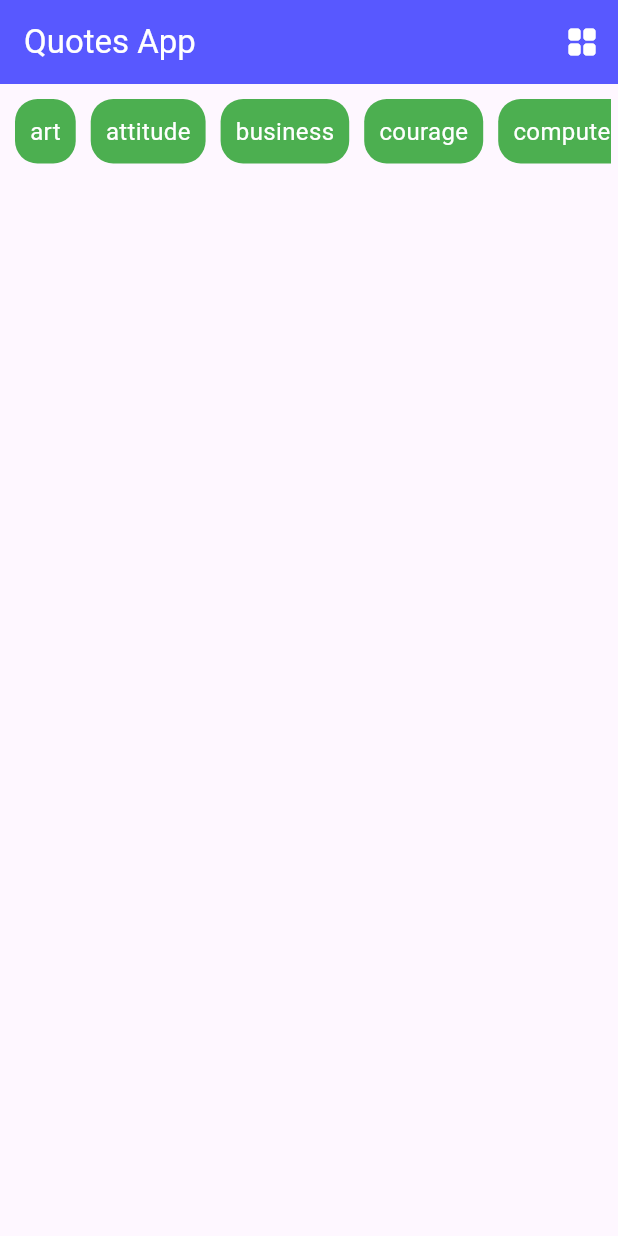
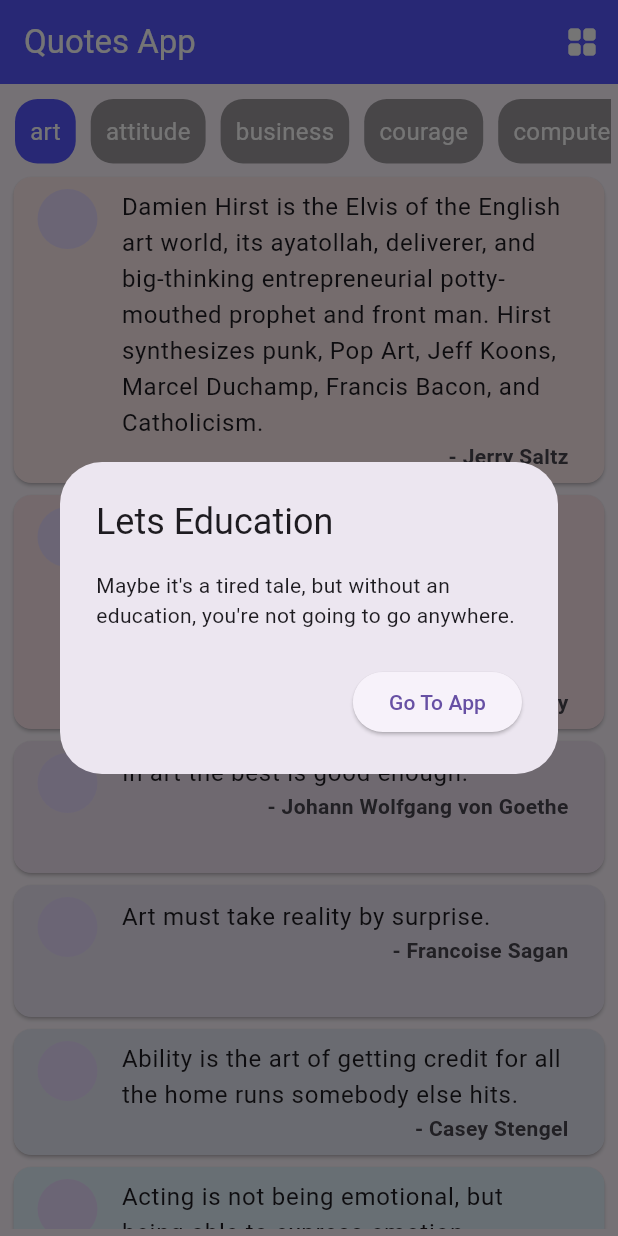
Before and after one commit to hirenkhasatiya/Quotes_app, a Flutter app: the screen it shows after launch, on a phone screen of 412 x 824 dp. Run offline on Flutter 3.47's test engine with Material 2 defaults, Android fonts, the phone set to English and light mode, and no system bars.

Commit message:
grid view

```diff
--- a/Quotes_app/lib/Utils/Quote_routs.dart
+++ b/Quotes_app/lib/Utils/Quote_routs.dart
@@ -7,7 +7,7 @@ List<Map> allQuoteData = [
     "quote":
     "Damien Hirst is the Elvis of the English art world, its ayatollah, deliverer, and big-thinking entrepreneurial potty-mouthed prophet and front man. Hirst synthesizes punk, Pop Art, Jeff Koons, Marcel Duchamp, Francis Bacon, and Catholicism.",
     "author": "Jerry Saltz",
-    "category": "art"
+    "category": "art",
   },
   {
     "quote":
@@ -303,10 +303,66 @@ List<Map> allQuoteData = [
   },
 ];
 
+List<Map> allEducation = [
+  {
+    "quote": "Maybe it's a tired tale, but without an education, you're not going to go anywhere.",
+    "author": "H. G. Bissinger",
+    "category": "education"
+  },
+  {
+    "quote":
+    "My mom grew up in poverty in Oklahoma - like Dust Bowl, nine people in one room kind of place - and the way she got out of poverty was through education. My dad grew up without a dad, with very little and he also made his way out through education.",
+    "author": "Jennifer Garner",
+    "category": "education"
+  },
+  {
+    "quote":
+    "The belief that all genuine education comes about through experience does not mean that all experiences are genuinely or equally educative.",
+    "author": "John Dewey",
+    "category": "education"
+  },
+  {
+    "quote":
+    "My background was computer science and business school, so eventually I worked my way up where I was running product groups - development, testing, marketing, user education.",
+    "author": "Melinda Gates",
+    "category": "education"
+  },
+  {"quote": "I learned more stuff in church than I did in the world.", "author": "Al Green", "category": "education"},
+  {
+    "quote":
+    "I pledge to you today that as president, in my first budget, I will introduce the largest increase in special education ever.",
+    "author": "Al Gore",
+    "category": "education"
+  },
+  {
+    "quote": "Reformation, like education, is a journey, not a destination.",
+    "author": "Mary Harris Jones",
+    "category": "education"
+  },
+  {
+    "quote":
+    "Access to books and the encouragement of the habit of reading: these two things are the first and most necessary steps in education and librarians, teachers and parents all over the country know it. It is our children's right and it is also our best hope and their best hope for the future.",
+    "author": "Michael Morpurgo",
+    "category": "education"
+  },
+  {"quote": "Sex education has to do with what's in people's head.", "author": "Donna Shalala", "category": "education"},
+  {
+    "quote": "The dream doesn't lie in victimization or blame it lies in hard work, determination and a good education.",
+    "author": "Alphonso Jackson",
+    "category": "education"
+  },
+];
+
 List<Quote> allQuotes = allQuoteData
     .map(
       (e) => Quote.fromMap(data: e),
 )
     .toList();
 
+List<Quote> alleducation = allEducation
+    .map(
+      (e) => Quote.fromMap(data: e),
+)
+    .toList();
+
 List allCategories = allQuotes.map((e) => e.category).toSet().toList();
--- a/Quotes_app/lib/views/screens/Home_Page.dart
+++ b/Quotes_app/lib/views/screens/Home_Page.dart
@@ -1,4 +1,7 @@
+import 'dart:math';
+
 import 'package:flutter/material.dart';
+import 'package:flutter_staggered_grid_view/flutter_staggered_grid_view.dart';
 import 'package:quotes_app/Utils/Color_utils.dart';
 import 'package:quotes_app/Utils/Quote_routs.dart';
 
@@ -11,18 +14,53 @@ class HomePage extends StatefulWidget {
 
 class _HomePageState extends State<HomePage> {
 
-  var selectedCategory;
+  String selectedCategory = "art";
+  Random r = Random();
+
+  bool isgrid = false;
+
+  @override
+  void initState() {
+    super.initState();
+    geteducation();
+  }
+
+  geteducation()
+  {
+    int index = r.nextInt(alleducation.length);
+    Future.delayed(Duration(milliseconds: 500),(){
+      showDialog(context: context,
+        builder: (context) => AlertDialog(
+            title: Text("Lets Education"),
+            content: Text(alleducation[index].quote),
+            actions: [
+            ElevatedButton(onPressed: (){
+        Navigator.of(context).pop();
+        },
+        child: Text("Go To App"),
+            ),
+        ],
+      )
+      );
+    });
+  }
+
 
   @override
   Widget build(BuildContext context) {
     return Scaffold(
+
       appBar: AppBar(
         title: const Text("Quotes App"),
         actions: [
           IconButton(
-              onPressed: (){},
+              onPressed: (){
+                setState(() {
+                  isgrid = !isgrid;
+                });
+              },
               icon: Icon(
-                Icons.grid_view_rounded,
+                isgrid ?Icons.list :Icons.grid_view_rounded,
               )
           ),
         ],
@@ -47,7 +85,7 @@ class _HomePageState extends State<HomePage> {
                           child: Container(
                             margin: EdgeInsets.all(5),
                             decoration: BoxDecoration(
-                              color: selectedCategory == e ? Mybg : Colors.green,
+                              color: selectedCategory == e ? Mybg : Colors.black38,
                               borderRadius: BorderRadius.circular(15),
                             ),
                             padding: EdgeInsets.all(10),
@@ -62,7 +100,66 @@ class _HomePageState extends State<HomePage> {
                         )
                 ).toList(),
               ),
-            )
+            ),
+            Expanded(
+              child: !isgrid ? ListView.builder(
+                itemCount: allQuotes.length,
+                itemBuilder:(context, index) => (allQuotes[index].category == selectedCategory)
+                ?Card(
+                  color: Colors.primaries[index%18].shade50,
+                  child: ListTile(
+                      isThreeLine: true,
+                      leading: CircleAvatar(),
+                      title: Text(allQuotes[index].quote),
+                      subtitle: Align(
+                        alignment: AlignmentDirectional.centerEnd,
+                        child: Text(
+                          "- ${allQuotes[index].author}",
+                          style: TextStyle(
+                            fontWeight: FontWeight.bold
+                          ),
+                        ),
+                      ),
+                    ),
+                )
+                :Container(),
+              ) : SingleChildScrollView(
+                child: StaggeredGrid.count(
+                    crossAxisCount: 2,
+                  children: List.generate(allQuotes.length, (index) => selectedCategory == allQuotes[index].category
+                   ? StaggeredGridTile.count(
+                    crossAxisCellCount: 1,
+                    mainAxisCellCount: index % 2 == 0 ? 0.9 : 1.2,
+                    child: Card(
+                      color: Colors.primaries[index%18].shade50,
+                      child: Padding(
+                        padding: const EdgeInsets.all(8.0),
+                        child: Column(
+                          children: [
+                            Text(
+                              allQuotes[index].quote,
+                              maxLines: 6,
+                              overflow: TextOverflow.ellipsis,
+                            ),
+                            Spacer(),
+                            Align(
+                              alignment: Alignment.centerRight,
+                              child: Text(
+                                "- ${allQuotes[index].author}",
+                                style: TextStyle(
+                                    fontWeight: FontWeight.bold
+                                ),
+                              ),
+                            ),
+                          ],
+                        ),
+                      ),
+                    ),
+                    ) : Container(),
+
+                  )),
+                ),
+            ),
           ],
         ),
       ),
--- a/Quotes_app/pubspec.yaml
+++ b/Quotes_app/pubspec.yaml
@@ -35,6 +35,7 @@ dependencies:
   # The following adds the Cupertino Icons font to your application.
   # Use with the CupertinoIcons class for iOS style icons.
   cupertino_icons: ^1.0.2
+  flutter_staggered_grid_view: ^0.7.0
 
 dev_dependencies:
   flutter_test:
```
Also changed, not shown: Quotes_app/pubspec.lock.
